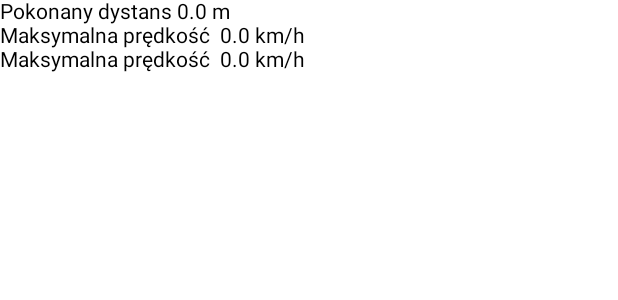
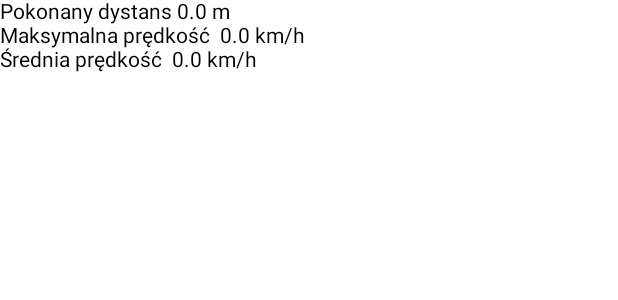
Before and after one commit to Huehueh/BikeputerNew, an Android app built with Jetpack Compose: the @Preview function CurrentTripWidgetPreview, on a phone screen of 412 x 824 dp. Shown: the top 300 px of the screen. Run offline under Robolectric (Android 15) with nearby library versions, the phone set to English and light mode, and no system bars; our stand-ins replace Room's generated code.

Commit message:
fixing text

```diff
--- a/app/src/main/java/com/example/bikeputernew/ui/widgets/CurrentTripWidget.kt
+++ b/app/src/main/java/com/example/bikeputernew/ui/widgets/CurrentTripWidget.kt
@@ -15,7 +15,7 @@ fun CurrentTripWidget(currentTrip: Trip?) {
         Column {
             Text(text = "${stringResource(id = R.string.distance)} ${String.format("%.1f", currentTrip.distance)} m")
             Text(text = "${stringResource(id = R.string.max_velocity)}  ${String.format("%.1f", currentTrip.maxVelocity)} km/h")
-            Text(text = "${stringResource(id = R.string.max_velocity)}  ${String.format("%.1f", currentTrip.avVelocity)} km/h")
+            Text(text = "${stringResource(id = R.string.av_velocity)}  ${String.format("%.1f", currentTrip.avVelocity)} km/h")
         }
     }
 }
```
